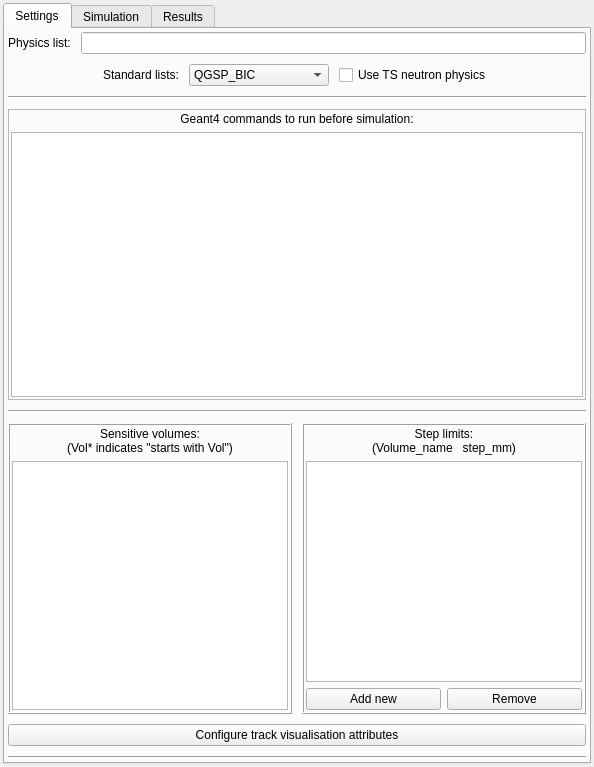
This is ants3bundle/src/ants3/gui/particleSim/aparticlesimwin.ui in andrmor/ANTS3bundle as Qt 5 draws it before an edit. The edited form follows.
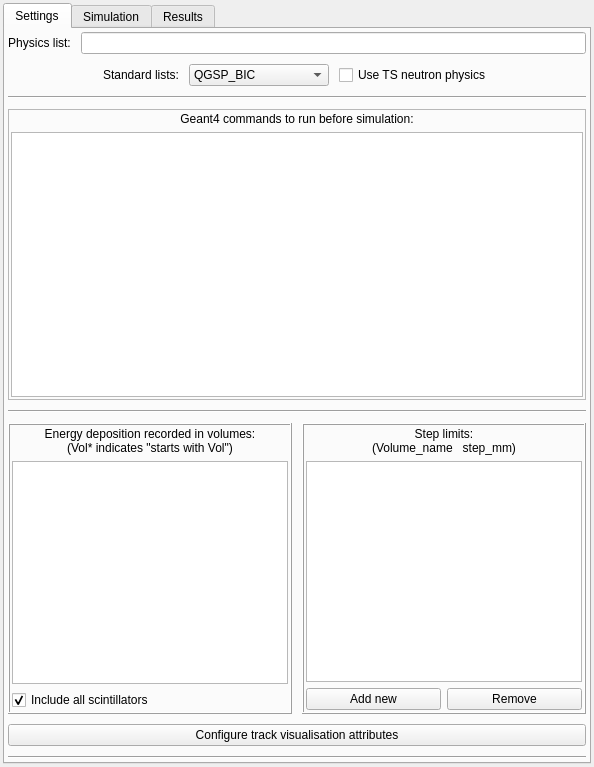
This is the edited form. The open tabs and pages were chosen to show the change. Icons and pictures are not drawn.

Commit message: Add option to auto include scints in sensitive volumes

The edit to the form file:
```diff
--- a/ants3bundle/src/ants3/gui/particleSim/aparticlesimwin.ui
+++ b/ants3bundle/src/ants3/gui/particleSim/aparticlesimwin.ui
@@ -313,7 +313,7 @@
                 <string>List of volumes where deposition information will be collected</string>
                </property>
                <property name="text">
-                <string>Sensitive volumes:
+                <string>Energy deposition recorded in volumes:
 (Vol* indicates &quot;starts with Vol&quot;)</string>
                </property>
                <property name="alignment">
@@ -328,6 +328,16 @@
                </property>
               </widget>
              </item>
+             <item>
+              <widget class="QCheckBox" name="cbIncludeScintillators">
+               <property name="text">
+                <string>Include all scintillators</string>
+               </property>
+               <property name="checked">
+                <bool>true</bool>
+               </property>
+              </widget>
+             </item>
             </layout>
            </widget>
           </item>
```
Left out of the diff: 370 changed lines with no effect on the pictures. The commit also changes 9 other files.
